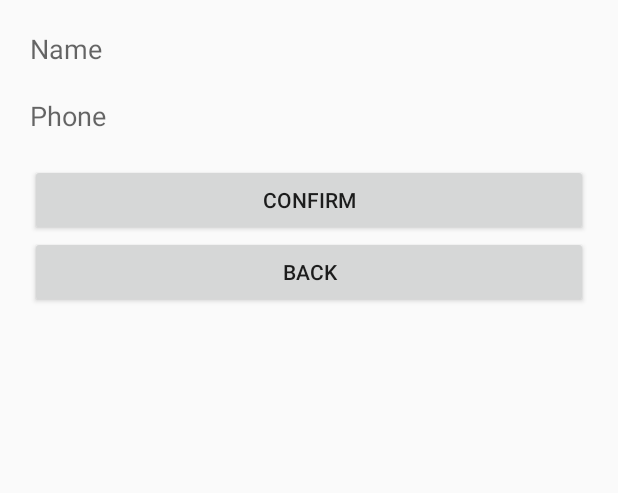
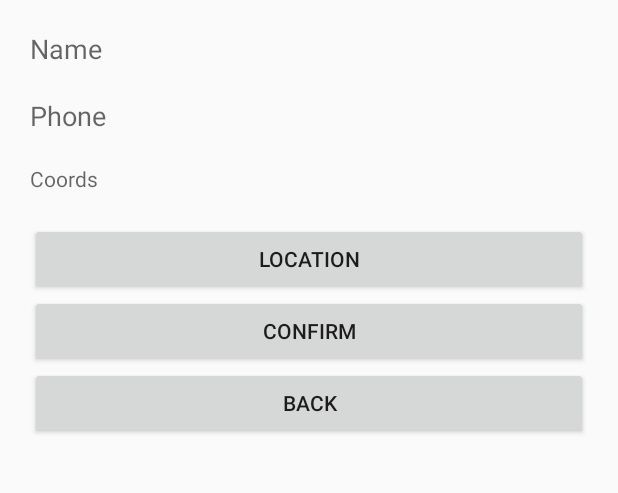
Before and after one commit to Xypherdon/SoftwareArchitektur, an Android app: the SettingsActivity screen opened directly, with no data from a screen before it, on a phone screen of 412 x 824 dp, the part 264-757 px from its top. Run offline under Robolectric (Android 15) with nearby library versions, the phone set to English and light mode, and no system bars; our stand-ins replace Firebase (no records; nobody signed in at launch, a user with empty details on screens opened directly); 1 statement that could not run was skipped.

Commit message:
mere locatie
miau miau dau la ...

```diff
--- a/Tinder/app/src/main/java/com/example/tinder/SettingsActivity.java
+++ b/Tinder/app/src/main/java/com/example/tinder/SettingsActivity.java
@@ -3,10 +3,14 @@ package com.example.tinder;
 import androidx.annotation.NonNull;
 import androidx.annotation.Nullable;
 import androidx.appcompat.app.AppCompatActivity;
+import androidx.core.app.ActivityCompat;
 
+import android.Manifest;
 import android.app.Activity;
 import android.content.Intent;
+import android.content.pm.PackageManager;
 import android.graphics.Bitmap;
+import android.location.Location;
 import android.media.Image;
 import android.net.Uri;
 import android.os.Bundle;
@@ -15,8 +19,13 @@ import android.view.View;
 import android.widget.Button;
 import android.widget.EditText;
 import android.widget.ImageView;
+import android.widget.TextView;
+import android.widget.Toast;
 
 import com.bumptech.glide.Glide;
+import com.google.android.gms.location.FusedLocationProviderClient;
+import com.google.android.gms.location.LocationServices;
+import com.google.android.gms.maps.SupportMapFragment;
 import com.google.android.gms.tasks.OnFailureListener;
 import com.google.android.gms.tasks.OnSuccessListener;
 import com.google.android.gms.tasks.Task;
@@ -35,33 +44,45 @@ import java.io.IOException;
 import java.util.HashMap;
 import java.util.Map;
 
+import static android.Manifest.permission.ACCESS_FINE_LOCATION;
+
 public class SettingsActivity extends AppCompatActivity {
 
     private EditText mNameField, mPhoneField;
 
-    private Button mBack, mConfirm;
+    private TextView mCoordinates;
+
+    private Button mBack, mConfirm, mLocation;
 
     private ImageView mProfileImage;
 
     private FirebaseAuth mAuth;
     private DatabaseReference mCustomerDatabase;
 
-    private String userId, name, phone, profileImageURL;
+    private String userId, name, phone, profileImageURL, location;
 
     private String userSex;
 
     private Uri resultUri;
+
+    Location currentLocation;
+    FusedLocationProviderClient fusedLocationProviderClient;
+    private static final int REQUEST_CODE = 101;
 
     @Override
     protected void onCreate(Bundle savedInstanceState) {
         super.onCreate(savedInstanceState);
         setContentView(R.layout.activity_settings);
 
+        //request location permission
+        requestLocationPermission();
+
         userSex = getIntent().getExtras().getString("userSex");
 
         //user fields
         mNameField = (EditText) findViewById(R.id.name);
         mPhoneField = (EditText) findViewById(R.id.phone);
+        mCoordinates = (TextView) findViewById(R.id.coords);
 
         //profile image
         mProfileImage = (ImageView) findViewById(R.id.profileImage);
@@ -69,6 +90,7 @@ public class SettingsActivity extends AppCompatActivity {
         //Buttons
         mBack = (Button) findViewById(R.id.back);
         mConfirm = (Button) findViewById(R.id.confirmSettings);
+        mLocation = (Button) findViewById(R.id.getCurrentLocation);
 
         //get current user Id
         mAuth = FirebaseAuth.getInstance();
@@ -77,6 +99,10 @@ public class SettingsActivity extends AppCompatActivity {
 
         getUserInfo();
 
+        //location
+        fusedLocationProviderClient = LocationServices.getFusedLocationProviderClient(this);
+
+        //on click listeners
         mProfileImage.setOnClickListener(new View.OnClickListener() {
             @Override
             public void onClick(View v) {
@@ -101,8 +127,37 @@ public class SettingsActivity extends AppCompatActivity {
                 return;
             }
         });
+
+        mLocation.setOnClickListener(new View.OnClickListener() {
+            @Override
+            public void onClick(View v) {
+                getCurrentLocation();
+            }
+        });
     }
 
+    private void getCurrentLocation() {
+
+        if(ActivityCompat.checkSelfPermission(SettingsActivity.this, ACCESS_FINE_LOCATION) != PackageManager.PERMISSION_GRANTED){
+            return;
+        }
+
+        Task<Location> task = fusedLocationProviderClient.getLastLocation();
+
+        task.addOnSuccessListener(new OnSuccessListener<Location>() {
+            @Override
+            public void onSuccess(Location location) {
+                if (location!=null){
+                    currentLocation = location;
+                    Toast.makeText(getApplicationContext(), currentLocation.getLatitude()+" "+currentLocation.getLongitude(),Toast.LENGTH_LONG).show();
+
+                    String text = currentLocation.getLatitude() + " " +currentLocation.getLongitude();
+
+                    mCoordinates.setText(text);
+                }
+            }
+        });
+    }
 
     private void getUserInfo(){
         mCustomerDatabase.addListenerForSingleValueEvent(new ValueEventListener() {
@@ -141,10 +196,12 @@ public class SettingsActivity extends AppCompatActivity {
     private void saveUserInformation() {
         name = mNameField.getText().toString();
         phone = mPhoneField.getText().toString();
+        location = mCoordinates.getText().toString();
 
         final Map userInfo = new HashMap();
         userInfo.put("name", name);
         userInfo.put("phone", phone);
+        userInfo.put("location", location);
 
         //Update database
         mCustomerDatabase.updateChildren(userInfo);
@@ -202,6 +259,10 @@ public class SettingsActivity extends AppCompatActivity {
 
     }
 
+    private void requestLocationPermission(){
+        ActivityCompat.requestPermissions(this, new String[]{ACCESS_FINE_LOCATION}, 1);
+    }
+
     @Override
     protected void onActivityResult(int requestCode, int resultCode, @Nullable Intent data) {
         super.onActivityResult(requestCode, resultCode, data);
@@ -213,4 +274,16 @@ public class SettingsActivity extends AppCompatActivity {
             mProfileImage.setImageURI(resultUri);
         }
     }
+
+    @Override
+    public void onRequestPermissionsResult(int requestCode, @NonNull String[] permissions, @NonNull int[] grantResults) {
+        super.onRequestPermissionsResult(requestCode, permissions, grantResults);
+        switch (requestCode){
+            case REQUEST_CODE:
+                if (grantResults.length>0 && grantResults[0] == PackageManager.PERMISSION_GRANTED){
+                    getCurrentLocation();
+                }
+                break;
+        }
+    }
 }
--- a/Tinder/app/src/main/res/layout/activity_settings.xml
+++ b/Tinder/app/src/main/res/layout/activity_settings.xml
@@ -31,18 +31,31 @@
         android:background="@null"
         android:hint="Phone"
         android:layout_marginBottom="20sp"
-        android:inputType="phone"/>
+        android:inputType="phone" />
+
+    <TextView
+        android:id="@+id/coords"
+        android:layout_width="match_parent"
+        android:layout_height="wrap_content"
+        android:layout_marginBottom="20sp"
+        android:hint="Coords"/>
 
     <Button
+        android:id="@+id/getCurrentLocation"
         android:layout_width="match_parent"
         android:layout_height="wrap_content"
-        android:id="@+id/confirmSettings"
-        android:text="Confirm"/>
+        android:text="Location" />
 
     <Button
+        android:id="@+id/confirmSettings"
         android:layout_width="match_parent"
         android:layout_height="wrap_content"
+        android:text="Confirm" />
+
+    <Button
         android:id="@+id/back"
-        android:text="Back"/>
+        android:layout_width="match_parent"
+        android:layout_height="wrap_content"
+        android:text="Back" />
 
 </LinearLayout>
```
